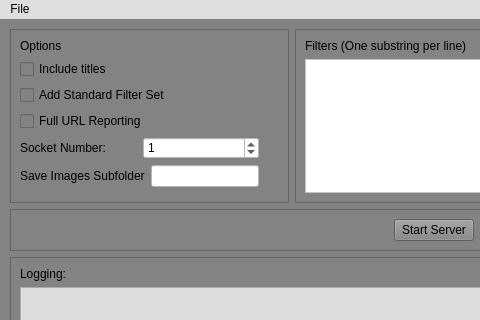
Qt form microservice/GUI/SocketClient.ui (RoryMoeller/CS361) before a commit; both pictures show x 0 to 480 and y 0 to 320 of the 867 by 472 pixel window.
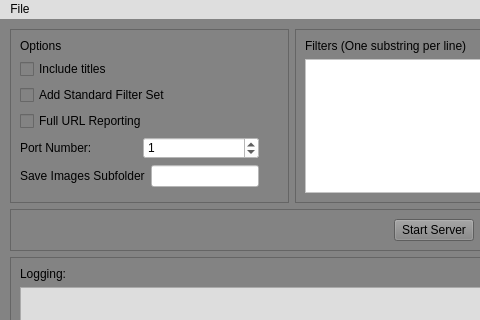
The same form after that commit.

Commit message: ui language change "Port Number" not socket number

The edit to the form file:
```diff
--- a/microservice/GUI/SocketClient.ui
+++ b/microservice/GUI/SocketClient.ui
@@ -101,7 +101,7 @@
                  <string extracomment="This is the socket that the server will listen for connections on"/>
                 </property>
                 <property name="text">
-                 <string>Socket Number:</string>
+                 <string>Port Number:</string>
                 </property>
                </widget>
               </item>
```
